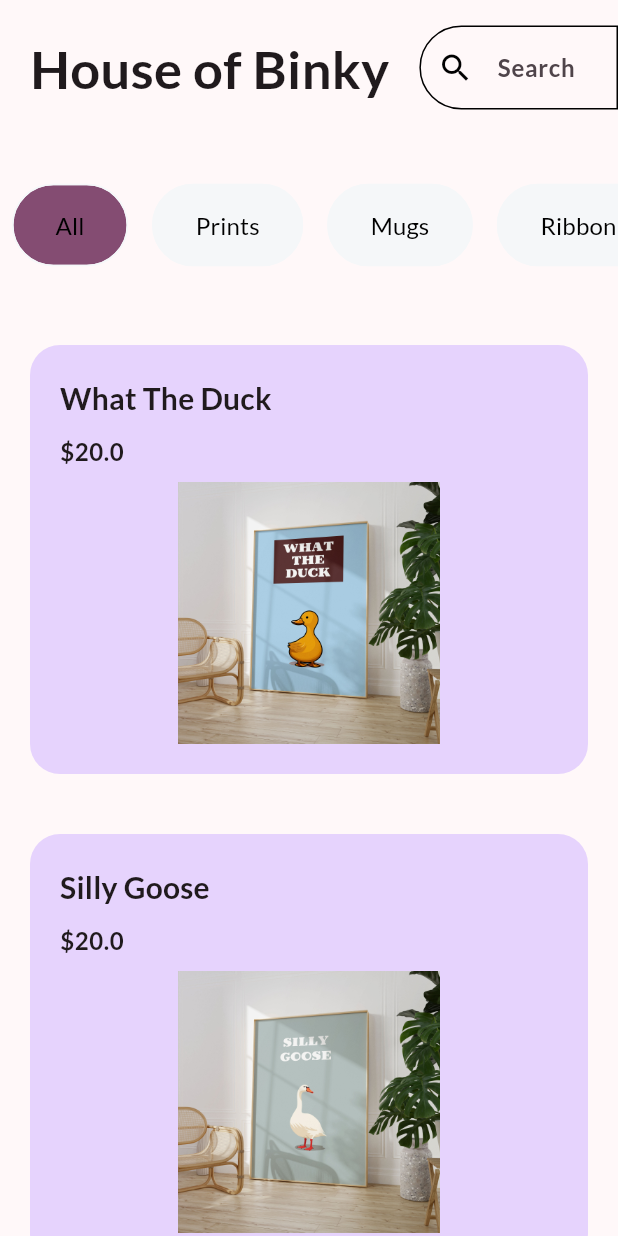
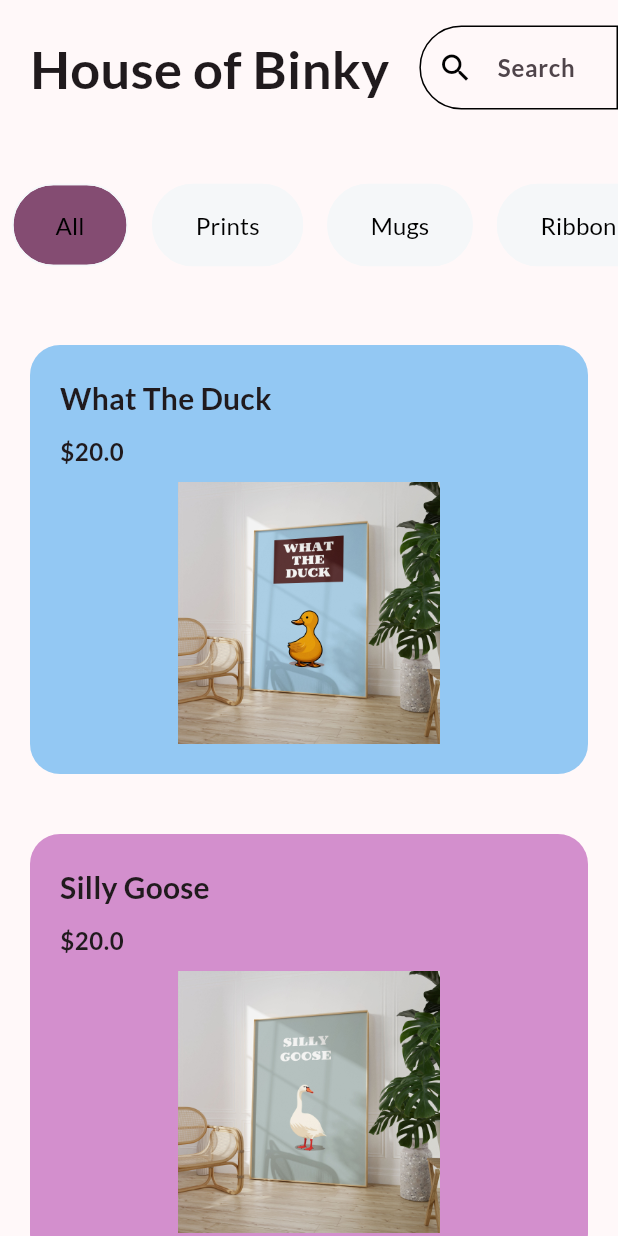
Before and after one commit to cnewtonharris/shoppingapp, a Flutter app: the screen it shows after launch, on a phone screen of 412 x 824 dp. Run offline on Flutter 3.47's test engine with Material 3 defaults, Android fonts, the phone set to English and light mode, and no system bars.

Commit message:
changed container card colours, added terniary statement based on index to pick colour

```diff
--- a/lib/home_page.dart
+++ b/lib/home_page.dart
@@ -114,6 +114,8 @@ class _HomePageState extends State<HomePage> {
                       title: product['title'] as String,
                       price: product['price'] as double,
                       image: product['image'] as String,
+                      backgroundColor: index.isEven ? const Color.fromRGBO(
+                          147, 200, 243, 1.0) : Color.fromRGBO(211, 143, 205, 1.0),
                     );
                   },
               ),
--- a/lib/product_card.dart
+++ b/lib/product_card.dart
@@ -4,11 +4,14 @@ class ProductCard extends StatelessWidget {
   final String title;
   final double price;
   final String image;
+  final Color backgroundColor;
+
   const ProductCard({
     super.key,
     required this.title,
     required this.price,
     required this.image,
+    required this.backgroundColor,
   });
 
   @override
@@ -17,7 +20,7 @@ class ProductCard extends StatelessWidget {
       margin: const EdgeInsets.all(20 ),
       padding: const EdgeInsets.all(20),
       decoration: BoxDecoration(
-        color: const Color.fromRGBO(217, 192, 255, 0.6627450980392157),
+        color: backgroundColor,
         borderRadius: BorderRadius.circular(20),
       ),
       child: Column(
```
